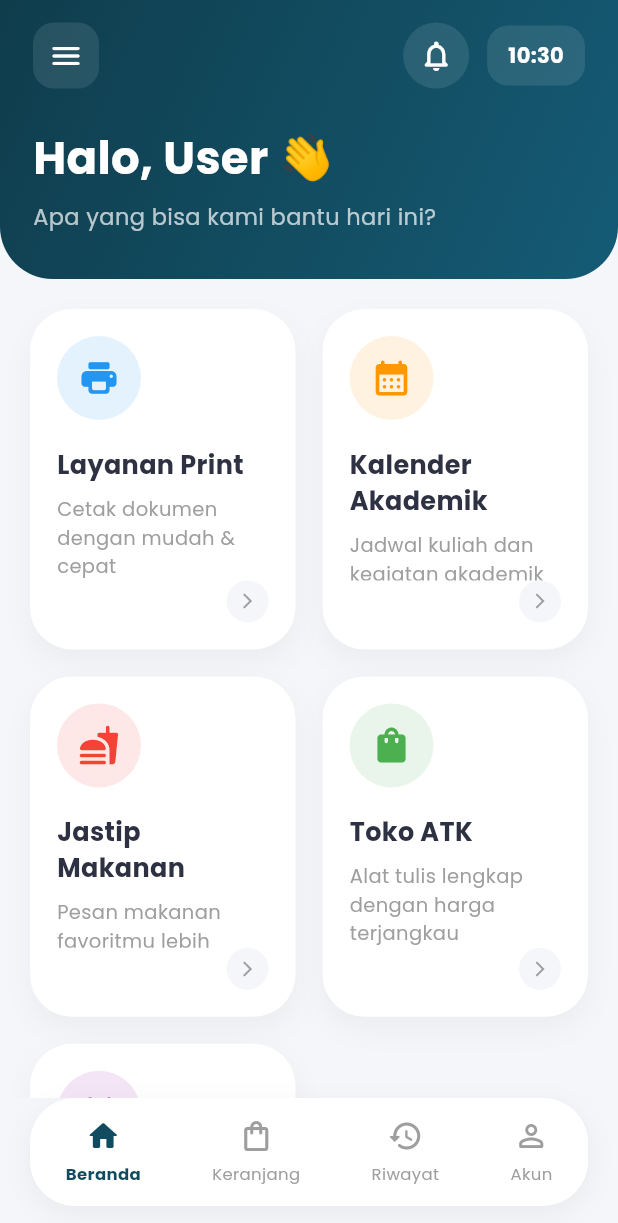
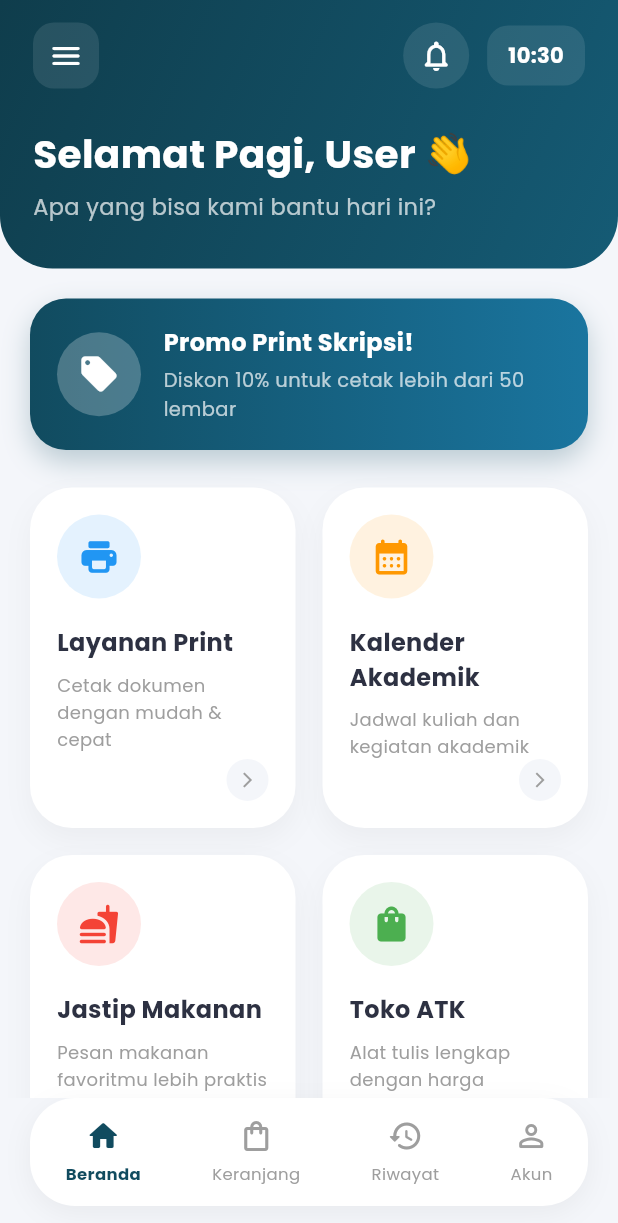
Before and after one commit to e42240950-RafifDwiPradipta/campus-flow-app, a Flutter app: the HomePage screen opened directly, on a phone screen of 412 x 824 dp. Shown: the top 1223 px of the screen. Run offline on Flutter 3.47's test engine with Material 3 defaults, Android fonts, the phone set to English and light mode, and no system bars; our stand-ins replace file_picker, google_fonts, table_calendar.

Commit message:
perbaikan nota

```diff
--- a/lib/pages/home_page.dart
+++ b/lib/pages/home_page.dart
@@ -35,9 +35,7 @@ class _HomePageState extends State<HomePage> {
   @override
   void initState() {
     super.initState();
-
     _timeString = DateFormat('HH:mm').format(DateTime.now());
-
     Timer.periodic(const Duration(seconds: 1), (Timer t) => _getTime());
   }
 
@@ -49,19 +47,30 @@ class _HomePageState extends State<HomePage> {
     }
   }
 
+  // Fitur Sapaan Dinamis
+  String _getGreeting() {
+    var hour = DateTime.now().hour;
+    if (hour < 12) {
+      return "Selamat Pagi";
+    } else if (hour < 15) {
+      return "Selamat Siang";
+    } else if (hour < 18) {
+      return "Selamat Sore";
+    } else {
+      return "Selamat Malam";
+    }
+  }
+
   @override
   Widget build(BuildContext context) {
     String displayName = "User";
-
     if (namaUserGlobal.isNotEmpty) {
       displayName = namaUserGlobal.split(' ')[0];
     }
 
     return Scaffold(
       backgroundColor: const Color(0xFFF4F6FA),
-
       drawer: _buildPremiumDrawer(),
-
       body: SafeArea(
         child: Column(
           children: [
@@ -69,20 +78,17 @@ class _HomePageState extends State<HomePage> {
             Container(
               width: double.infinity,
               padding: const EdgeInsets.fromLTRB(22, 15, 22, 30),
-
               decoration: const BoxDecoration(
                 gradient: LinearGradient(
                   begin: Alignment.topLeft,
                   end: Alignment.bottomRight,
                   colors: [Color(0xFF0F3D4C), Color(0xFF155B75)],
                 ),
-
                 borderRadius: BorderRadius.only(
                   bottomLeft: Radius.circular(35),
                   bottomRight: Radius.circular(35),
                 ),
               ),
-
               child: Column(
                 children: [
                   // APPBAR
@@ -94,15 +100,12 @@ class _HomePageState extends State<HomePage> {
                             onTap: () {
                               Scaffold.of(context).openDrawer();
                             },
-
                             child: Container(
                               padding: const EdgeInsets.all(10),
-
                               decoration: BoxDecoration(
                                 color: Colors.white10,
                                 borderRadius: BorderRadius.circular(14),
                               ),
-
                               child: const Icon(
                                 Icons.menu_rounded,
                                 color: Colors.white,
@@ -111,9 +114,7 @@ class _HomePageState extends State<HomePage> {
                           );
                         },
                       ),
-
                       const Spacer(),
-
                       // NOTIFIKASI
                       GestureDetector(
                         onTap: () {
@@ -124,22 +125,18 @@ class _HomePageState extends State<HomePage> {
                             ),
                           ).then((_) => setState(() {}));
                         },
-
                         child: Container(
                           padding: const EdgeInsets.all(10),
-
                           decoration: const BoxDecoration(
                             color: Colors.white10,
                             shape: BoxShape.circle,
                           ),
-
                           child: Stack(
                             children: [
                               const Icon(
                                 Icons.notifications_none_rounded,
                                 color: Colors.white,
                               ),
-
                               if (daftarPesananGlobal.isNotEmpty)
                                 const Positioned(
                                   right: 0,
@@ -153,21 +150,17 @@ class _HomePageState extends State<HomePage> {
                           ),
                         ),
                       ),
-
                       const SizedBox(width: 12),
-
                       // JAM
                       Container(
                         padding: const EdgeInsets.symmetric(
                           horizontal: 14,
                           vertical: 10,
                         ),
-
                         decoration: BoxDecoration(
                           color: Colors.white10,
                           borderRadius: BorderRadius.circular(14),
                         ),
-
                         child: Text(
                           _timeString,
                           style: const TextStyle(
@@ -178,29 +171,23 @@ class _HomePageState extends State<HomePage> {
                       ),
                     ],
                   ),
-
                   const SizedBox(height: 28),
-
                   // SAPAAN
                   Align(
                     alignment: Alignment.centerLeft,
-
                     child: Column(
                       crossAxisAlignment: CrossAxisAlignment.start,
-
                       children: [
                         Text(
-                          "Halo, $displayName 👋",
+                          "${_getGreeting()}, $displayName 👋",
                           style: const TextStyle(
                             color: Colors.white,
-                            fontSize: 30,
+                            fontSize: 26,
                             fontWeight: FontWeight.bold,
                             height: 1.2,
                           ),
                         ),
-
-                        const SizedBox(height: 10),
-
+                        const SizedBox(height: 8),
                         const Text(
                           "Apa yang bisa kami bantu hari ini?",
                           style: TextStyle(
@@ -220,111 +207,45 @@ class _HomePageState extends State<HomePage> {
             Expanded(
               child: SingleChildScrollView(
                 padding: const EdgeInsets.all(20),
-
                 child: Column(
                   children: [
-                    GridView.count(
-                      shrinkWrap: true,
-
-                      physics: const NeverScrollableScrollPhysics(),
-
-                      crossAxisCount: 2,
-
-                      crossAxisSpacing: 18,
-                      mainAxisSpacing: 18,
-
-                      childAspectRatio: 0.78,
-
-                      children: [
-                        _buildPremiumCard(
-                          "Layanan Print",
-                          "Cetak dokumen dengan mudah & cepat",
-                          Icons.print_rounded,
-                          Colors.blue,
-                          const PrintFeaturePage(),
-                        ),
-
-                        _buildPremiumCard(
-                          "Kalender Akademik",
-                          "Jadwal kuliah dan kegiatan akademik",
-                          Icons.calendar_month_rounded,
-                          Colors.orange,
-                          const KalenderAkademikPage(),
-                        ),
-
-                        _buildPremiumCard(
-                          "Jastip Makanan",
-                          "Pesan makanan favoritmu lebih praktis",
-                          Icons.fastfood_rounded,
-                          Colors.red,
-                          const JastipMakananPage(),
-                        ),
-
-                        _buildPremiumCard(
-                          "Toko ATK",
-                          "Alat tulis lengkap dengan harga terjangkau",
-                          Icons.shopping_bag_rounded,
-                          Colors.green,
-                          const AtkPage(),
-                        ),
-
-                        _buildPremiumCard(
-                          "Jasa Design",
-                          "Desain profesional untuk kebutuhanmu",
-                          Icons.design_services_rounded,
-                          Colors.purple,
-                          const JasaDesignPage(),
-                        ),
-                      ],
-                    ),
-
-                    const SizedBox(height: 25),
-
-                    // PROMO
+                    // PROMO PINDAH KE ATAS
                     Container(
                       padding: const EdgeInsets.all(18),
-
+                      margin: const EdgeInsets.only(
+                        bottom: 25,
+                      ), // Jarak dengan Grid
                       decoration: BoxDecoration(
                         gradient: const LinearGradient(
                           colors: [Color(0xFF114B5F), Color(0xFF1A759F)],
                         ),
-
                         borderRadius: BorderRadius.circular(24),
-
                         boxShadow: [
                           BoxShadow(
                             color: primaryColor.withOpacity(0.25),
-
                             blurRadius: 15,
-
                             offset: const Offset(0, 8),
                           ),
                         ],
                       ),
-
                       child: Row(
                         children: [
                           Container(
                             padding: const EdgeInsets.all(14),
-
                             decoration: const BoxDecoration(
                               color: Colors.white24,
                               shape: BoxShape.circle,
                             ),
-
                             child: const Icon(
                               Icons.local_offer,
                               color: Colors.white,
                               size: 28,
                             ),
                           ),
-
                           const SizedBox(width: 15),
-
                           const Expanded(
                             child: Column(
                               crossAxisAlignment: CrossAxisAlignment.start,
-
                               children: [
                                 Text(
                                   "Promo Print Skripsi!",
@@ -334,9 +255,7 @@ class _HomePageState extends State<HomePage> {
                                     fontSize: 16,
                                   ),
                                 ),
-
                                 SizedBox(height: 4),
-
                                 Text(
                                   "Diskon 10% untuk cetak lebih dari 50 lembar",
                                   style: TextStyle(
@@ -351,6 +270,52 @@ class _HomePageState extends State<HomePage> {
                       ),
                     ),
 
+                    // GRID LAYANAN
+                    GridView.count(
+                      shrinkWrap: true,
+                      physics: const NeverScrollableScrollPhysics(),
+                      crossAxisCount: 2,
+                      crossAxisSpacing: 18,
+                      mainAxisSpacing: 18,
+                      childAspectRatio: 0.78,
+                      children: [
+                        _buildPremiumCard(
+                          "Layanan Print",
+                          "Cetak dokumen dengan mudah & cepat",
+                          Icons.print_rounded,
+                          Colors.blue,
+                          const PrintFeaturePage(),
+                        ),
+                        _buildPremiumCard(
+                          "Kalender Akademik",
+                          "Jadwal kuliah dan kegiatan akademik",
+                          Icons.calendar_month_rounded,
+                          Colors.orange,
+                          const KalenderAkademikPage(),
+                        ),
+                        _buildPremiumCard(
+                          "Jastip Makanan",
+                          "Pesan makanan favoritmu lebih praktis",
+                          Icons.fastfood_rounded,
+                          Colors.red,
+                          const JastipMakananPage(),
+                        ),
+                        _buildPremiumCard(
+                          "Toko ATK",
+                          "Alat tulis lengkap dengan harga terjangkau",
+                          Icons.shopping_bag_rounded,
+                          Colors.green,
+                          const AtkPage(),
+                        ),
+                        _buildPremiumCard(
+                          "Jasa Design",
+                          "Desain profesional untuk kebutuhanmu",
+                          Icons.design_services_rounded,
+                          Colors.purple,
+                          const JasaDesignPage(),
+                        ),
+                      ],
+                    ),
                     const SizedBox(height: 20),
                   ],
                 ),
@@ -359,13 +324,11 @@ class _HomePageState extends State<HomePage> {
           ],
         ),
       ),
-
       bottomNavigationBar: _buildBottomNavigation(),
     );
   }
 
   // ================= CARD =================
-
   Widget _buildPremiumCard(
     String title,
     String subtitle,
@@ -375,88 +338,68 @@ class _HomePageState extends State<HomePage> {
   ) {
     return InkWell(
       borderRadius: BorderRadius.circular(28),
-
       onTap: () {
         Navigator.push(
           context,
           MaterialPageRoute(builder: (_) => destination),
-        ).then((_) => setState(() {}));
+        ).then(
+          (_) => setState(() {}),
+        ); // Pastikan ini ada agar keranjang ter-update saat kembali
       },
-
       child: Container(
         padding: const EdgeInsets.all(18),
-
         decoration: BoxDecoration(
           color: Colors.white,
-
           borderRadius: BorderRadius.circular(28),
-
           boxShadow: [
             BoxShadow(
               color: Colors.black.withOpacity(0.04),
-
               blurRadius: 15,
-
               offset: const Offset(0, 8),
             ),
           ],
         ),
-
         child: Column(
           crossAxisAlignment: CrossAxisAlignment.start,
-
           children: [
             Container(
               padding: const EdgeInsets.all(14),
-
               decoration: BoxDecoration(
                 color: color.withOpacity(0.12),
                 shape: BoxShape.circle,
               ),
-
               child: Icon(icon, color: color, size: 28),
             ),
-
             const SizedBox(height: 18),
-
             Text(
               title,
               style: const TextStyle(
                 fontWeight: FontWeight.bold,
-                fontSize: 17,
+                fontSize: 16,
                 color: Color(0xFF2D3142),
               ),
             ),
-
             const SizedBox(height: 8),
-
             Expanded(
               child: Text(
                 subtitle,
-
                 maxLines: 4,
-
                 overflow: TextOverflow.ellipsis,
-
                 style: const TextStyle(
-                  fontSize: 13,
+                  fontSize: 12,
                   color: Colors.grey,
                   height: 1.5,
                 ),
               ),
             ),
-
             Align(
               alignment: Alignment.bottomRight,
-
               child: Container(
                 padding: const EdgeInsets.all(8),
-
                 decoration: const BoxDecoration(
                   color: Color(0xFFF4F6FA),
                   shape: BoxShape.circle,
                 ),
-
                 child: const Icon(
                   Icons.arrow_forward_ios,
                   size: 12,
@@ -471,39 +414,27 @@ class _HomePageState extends State<HomePage> {
   }
 
   // ================= BOTTOM NAV =================
-
   Widget _buildBottomNavigation() {
     return Container(
       margin: const EdgeInsets.fromLTRB(20, 0, 20, 20),
-
       height: 72,
-
       decoration: BoxDecoration(
         color: Colors.white,
-
         borderRadius: BorderRadius.circular(30),
-
         boxShadow: [
           BoxShadow(
             color: Colors.black.withOpacity(0.05),
-
             blurRadius: 15,
-
             offset: const Offset(0, 5),
           ),
         ],
       ),
-
       child: Row(
         mainAxisAlignment: MainAxisAlignment.spaceAround,
-
         children: [
           _navItem(Icons.home_rounded, "Beranda", 0),
-
           _navItem(Icons.shopping_bag_outlined, "Keranjang", 1),
-
           _navItem(Icons.history_rounded, "Riwayat", 2),
-
           _navItem(Icons.person_outline_rounded, "Akun", 3),
         ],
       ),
@@ -512,6 +443,7 @@ class _HomePageState extends State<HomePage> {
 
   Widget _navItem(IconData icon, String label, int index) {
     bool active = _selectedIndex == index;
+    bool isCart = index == 1 && keranjangGlobal.isNotEmpty; // Deteksi keranjang
 
     return GestureDetector(
       onTap: () {
@@ -523,6 +455,10 @@ class _HomePageState extends State<HomePage> {
           Navigator.push(
             context,
             MaterialPageRoute(builder: (_) => const KeranjangPage()),
+          ).then(
+            (_) => setState(() {
+              _selectedIndex = 0; // Kembalikan indikator ke Beranda setelah pop
+            }),
           );
         }
 
@@ -530,6 +466,10 @@ class _HomePageState extends State<HomePage> {
           Navigator.push(
             context,
             MaterialPageRoute(builder: (_) => const PesananPage()),
+          ).then(
+            (_) => setState(() {
+              _selectedIndex = 0;
+            }),
           );
         }
 
@@ -537,18 +477,44 @@ class _HomePageState extends State<HomePage> {
           Navigator.push(
             context,
             MaterialPageRoute(builder: (_) => const ProfilePage()),
+          ).then(
+            (_) => setState(() {
+              _selectedIndex = 0;
+            }),
           );
         }
       },
-
       child: Column(
         mainAxisAlignment: MainAxisAlignment.center,
-
         children: [
-          Icon(icon, color: active ? primaryColor : Colors.grey),
-
+          // STACK UNTUK BADGE KERANJANG
+          Stack(
+            clipBehavior: Clip.none,
+            children: [
+              Icon(icon, color: active ? primaryColor : Colors.grey),
+              if (isCart)
+                Positioned(
+                  right: -4,
+                  top: -4,
+                  child: Container(
+                    padding: const EdgeInsets.all(4),
+                    decoration: const BoxDecoration(
+                      color: Colors.red,
+                      shape: BoxShape.circle,
+                    ),
+                    child: Text(
+                      "${keranjangGlobal.length}",
+                      style: const TextStyle(
+                        color: Colors.white,
+                        fontSize: 9,
+                        fontWeight: FontWeight.bold,
+                      ),
+                    ),
+                  ),
+                ),
+            ],
+          ),
           const SizedBox(height: 5),
-
           Text(
             label,
             style: TextStyle(
@@ -563,7 +529,6 @@ class _HomePageState extends State<HomePage> {
   }
 
   // ================= DRAWER =================
-
   Widget _buildPremiumDrawer() {
     return Drawer(
       child: Column(
@@ -574,50 +539,38 @@ class _HomePageState extends State<HomePage> {
                 colors: [Color(0xFF114B5F), Color(0xFF1A759F)],
               ),
             ),
-
             accountName: Text(namaUserGlobal),
-
             accountEmail: Text(emailUserGlobal),
-
             currentAccountPicture: const CircleAvatar(
               backgroundColor: Colors.white,
               child: Icon(Icons.person, size: 40, color: Color(0xFF114B5F)),
             ),
           ),
-
           _drawerItem(Icons.person_outline, "Profil Saya", const ProfilePage()),
-
           _drawerItem(
             Icons.location_on_outlined,
             "Alamat Saya",
             const AlamatPage(),
           ),
-
           _drawerItem(
             Icons.history_rounded,
             "Riwayat Pesanan",
             const PesananPage(),
           ),
-
           if (isAdminGlobal)
             _drawerItem(
               Icons.admin_panel_settings,
               "Admin Panel",
               const AdminPage(),
             ),
-
           const Spacer(),
-
           const Divider(),
-
           ListTile(
             leading: const Icon(Icons.logout, color: Colors.red),
-
             title: const Text(
               "Keluar",
               style: TextStyle(color: Colors.red, fontWeight: FontWeight.bold),
             ),
-
             onTap: () {
               Navigator.pushAndRemoveUntil(
                 context,
@@ -626,7 +579,6 @@ class _HomePageState extends State<HomePage> {
               );
             },
           ),
-
           const SizedBox(height: 20),
         ],
       ),
@@ -636,15 +588,14 @@ class _HomePageState extends State<HomePage> {
   Widget _drawerItem(IconData icon, String title, Widget page) {
     return ListTile(
       leading: Icon(icon, color: primaryColor),
-
       title: Text(title),
-
       trailing: const Icon(Icons.arrow_forward_ios, size: 15),
-
       onTap: () {
         Navigator.pop(context);
-
-        Navigator.push(context, MaterialPageRoute(builder: (_) => page));
+        Navigator.push(
+          context,
+          MaterialPageRoute(builder: (_) => page),
+        ).then((_) => setState(() {}));
       },
     );
   }
```
Also changed, not shown: lib/pages/pesanan_page.dart (+77 -23 lines), lib/pages/print_feature_page.dart (+100 -28 lines).
